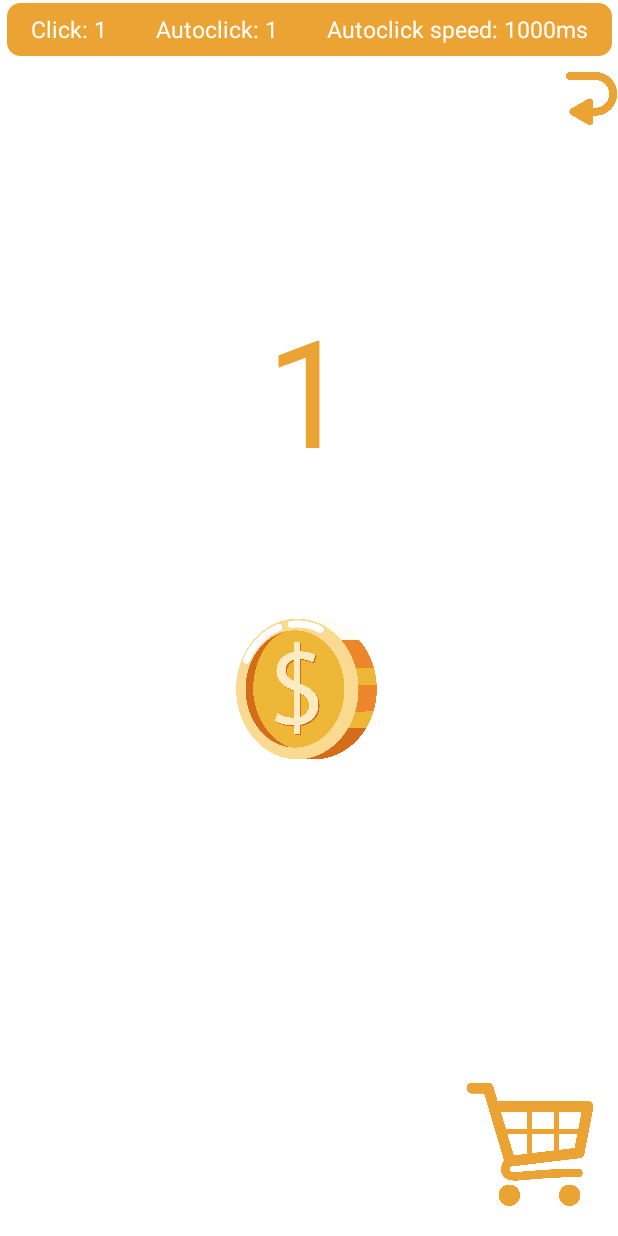
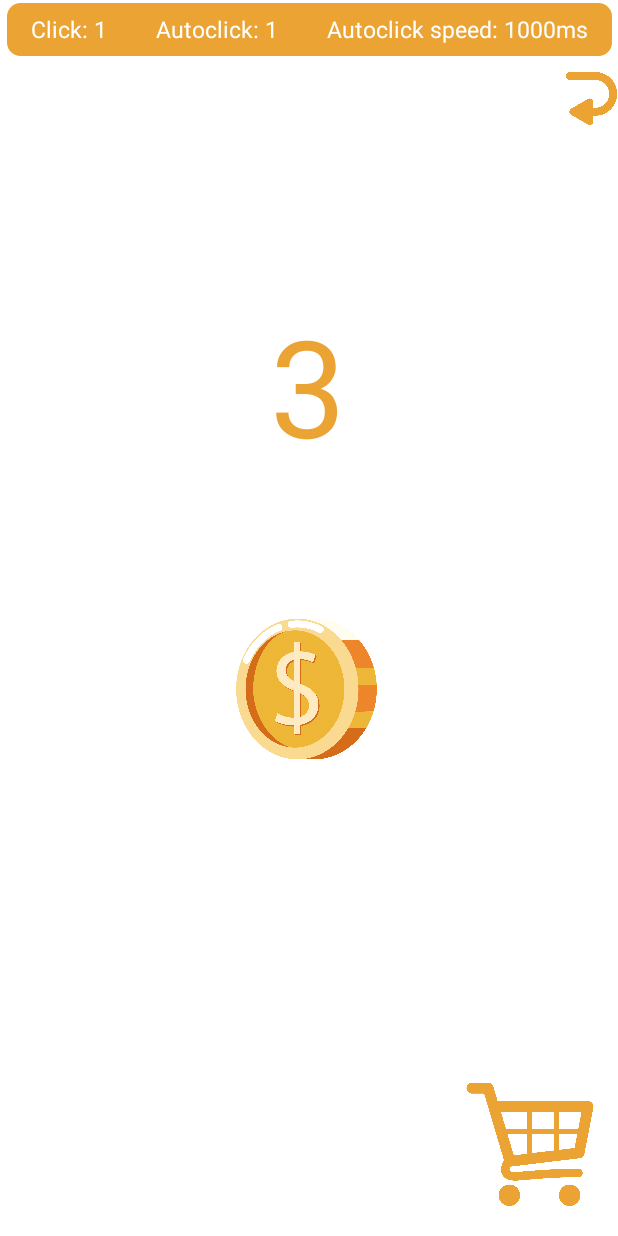
Before and after one commit to AbelAlonso98/ContadorAbelAlonsoJimenez, an Android app: the MainActivity screen opened directly, with no data from a screen before it, after a tap on "Coin for click increase", on a phone screen of 412 x 824 dp. Run offline under Robolectric (Android 15) with nearby library versions, the phone set to English and light mode, and no system bars; 1 other tap on this screen came first.

Commit message:
Number formatting corrected, now only using BigDecimal.

```diff
--- a/app/src/main/java/com/example/contador/MainActivity.java
+++ b/app/src/main/java/com/example/contador/MainActivity.java
@@ -1,5 +1,6 @@
 package com.example.contador;
 
+import android.annotation.SuppressLint;
 import android.content.Intent;
 import android.media.MediaPlayer;
 import android.os.Bundle;
@@ -11,29 +12,23 @@
 import androidx.appcompat.app.AppCompatActivity;
 
 import java.math.BigDecimal;
-import java.math.BigInteger;
-import java.text.DecimalFormat;
+import java.math.RoundingMode;
+import java.util.HashMap;
+import java.util.LinkedHashMap;
 
 public class MainActivity extends AppCompatActivity {
 
     TextView contador;
-
     TextView textValorClick;
     TextView textValorAutoClick;
     TextView textVelocidadAutoClick;
     ScaleAnimation fade_in = new ScaleAnimation(0.7f, 1.2f, 0.7f, 1.2f, Animation.RELATIVE_TO_SELF, 0.5f, Animation.RELATIVE_TO_SELF, 0.5f);
 
-
-    BigInteger num = new BigInteger("500");
-    BigDecimal numD = new BigDecimal("0");
-    BigInteger inc = new BigInteger("1");
-    BigInteger incAuto = new BigInteger("1");
+    BigDecimal num = new BigDecimal("0");
+    BigDecimal inc = new BigDecimal("1");
+    BigDecimal incAuto = new BigDecimal("1");
 
     int tiempoAutoClick = 1000;
-
-
-    private static final DecimalFormat df = new DecimalFormat("0.00");
-
 
     MediaPlayer mediaPlayer;
 
@@ -42,28 +37,25 @@
         super.onCreate(savedInstanceState);
         setContentView(R.layout.activity_main);
         Bundle extras = getIntent().getExtras();
+
         if (extras != null) {
-            num = new BigInteger(extras.getString("MONEY_COUNT","0"));
-            inc = new BigInteger(extras.getString("CLICK_VALUE","0"));
-            incAuto = new BigInteger(extras.getString("AUTOCLICK_VALUE","0"));
+            num = new BigDecimal(extras.getString("MONEY_COUNT", "0"));
+            inc = new BigDecimal(extras.getString("CLICK_VALUE", "0"));
+            incAuto = new BigDecimal(extras.getString("AUTOCLICK_VALUE", "0"));
             tiempoAutoClick = extras.getInt("AUTOCLICK_TIME");
         }
 
         //  Cargo todos los componentes que voy a usar.
-        contador = (TextView) findViewById(R.id.textocontador);
+        contador = findViewById(R.id.textocontador);
+        textValorClick = findViewById(R.id.textValorClick);
+        textValorAutoClick = findViewById(R.id.textValorAutoClick);
+        textVelocidadAutoClick = findViewById(R.id.textVelocidadAutoClick);
 
-        textValorClick = (TextView) findViewById(R.id.textValorClick);
-        textValorAutoClick = (TextView) findViewById(R.id.textValorAutoClick);
-        textVelocidadAutoClick = (TextView) findViewById(R.id.textVelocidadAutoClick);
-
-        // Cargo animaciones
+        // Cargo animaciones y musica
         fade_in.setDuration(100);
-
         mediaPlayer = MediaPlayer.create(this, R.raw.background_music);
         mediaPlayer.setLooping(true);
         mediaPlayer.start();
-
-
 
         // Cargo el texto con la funcion que lo formatea e inicio el sumar auto.
         setContText();
@@ -89,26 +81,72 @@
         }).start();
     }
 
+
     public void setContText() {
-        if (num.longValue() >= 1000000000) {
-            numD = BigDecimal.valueOf(num.longValue() / 1000000000d);
-            contador.setText(df.format(numD) + "B");
-        } else if (num.longValue() >= 1000000) {
-            numD = BigDecimal.valueOf(num.longValue() / 1000000d);
-            contador.setText(df.format(numD) + "M");
-        } else if (num.longValue() >= 1000) {
-            numD = BigDecimal.valueOf(num.longValue() / 1000d);
-            contador.setText(df.format(numD) + "K");
-        } else
+
+        // Esta opcion con un mapa, la veo más bonita y estable.
+        HashMap<String, BigDecimal> VALORES = new LinkedHashMap<>();
+        VALORES.put("K", new BigDecimal("1000"));
+        VALORES.put("M", new BigDecimal("1000000"));
+        VALORES.put("B", new BigDecimal("1000000000"));
+        VALORES.put("T", new BigDecimal("1000000000000"));
+        VALORES.put("C", new BigDecimal("1000000000000000"));
+        VALORES.put("Q", new BigDecimal("1000000000000000000"));
+        VALORES.put("S", new BigDecimal("1000000000000000000000"));
+        VALORES.put("H", new BigDecimal("10000000000000000000000000"));
+        VALORES.put("O", new BigDecimal("10000000000000000000000000000"));
+        VALORES.put("N", new BigDecimal("10000000000000000000000000000000"));
+        VALORES.put("D", new BigDecimal("10000000000000000000000000000000000"));
+        VALORES.put("UD", new BigDecimal("10000000000000000000000000000000000000"));
+        VALORES.put("DD", new BigDecimal("1000000000000000000000000000000000000000"));
+        VALORES.put("TD", new BigDecimal("1000000000000000000000000000000000000000000"));
+        VALORES.put("CD", new BigDecimal("1000000000000000000000000000000000000000000000"));
+        VALORES.put("QD", new BigDecimal("1000000000000000000000000000000000000000000000000"));
+        VALORES.put("SD", new BigDecimal("1000000000000000000000000000000000000000000000000000"));
+        VALORES.put("HD", new BigDecimal("1000000000000000000000000000000000000000000000000000000"));
+        VALORES.put("OD", new BigDecimal("1000000000000000000000000000000000000000000000000000000000"));
+        VALORES.put("ND", new BigDecimal("1000000000000000000000000000000000000000000000000000000000000"));
+        VALORES.put("V", new BigDecimal("10000000000000000000000000000000000000000000000000000000000000000"));
+
+        if (num.compareTo(VALORES.get("K")) < 0)
             contador.setText(num.toString());
+        else {
+            for (String s : VALORES.keySet()) {
+                if (num.compareTo(VALORES.get(s)) >= 0)
+                    contador.setText(num.divide(VALORES.get(s)).setScale(2, RoundingMode.HALF_EVEN).toString() + s);
+            }
+        }
 
+        // Esta opcion con dos arrays, el inconveniente es que ambos han de tener las mismas dimensiones.
+//        for(String s: VALORES.keySet()){
+//            if(num.compareTo(VALORES.get(s)) >= 0)
+//                contador.setText(num.divide(VALORES.get(s)).setScale(2, RoundingMode.HALF_EVEN).toString() + s);
+//
+//        }
+//        String[] SIGLAS = {"K", "M", "G", "T", "P", "E", "Z", "Y", "R", "Q", "D"};
+//        BigDecimal[] NUMBERS = {
+//                new BigDecimal("1000000"),
+//                new BigDecimal("1000000000"),
+//                new BigDecimal("1000000000000"),
+//                new BigDecimal("1000000000000000"),
+//                new BigDecimal("1000000000000000000"),
+//                new BigDecimal("1000000000000000000000"),
+//                new BigDecimal("1000000000000000000000000"),
+//                new BigDecimal("1000000000000000000000000000"),
+//                new BigDecimal("1000000000000000000000000000000"),
+//                new BigDecimal("1000000000000000000000000000000000")};
+//        for (int i = 0; i < NUMBERS.length; i++) {
+//            BigDecimal n = NUMBERS[i];
+//            if (num.compareTo(n) >= 0)
+//                contador.setText(num.divide(n).setScale(2, RoundingMode.HALF_EVEN).toString() + SIGLAS[i]);
+//        }
         textValorClick.setText("Click: " + inc.toString());
         textValorAutoClick.setText("Autoclick: " + incAuto.toString());
         textVelocidadAutoClick.setText("Autoclick speed: " + tiempoAutoClick + "m" + "s");
     }
 
     public void reset(View v) {
-        num = BigInteger.valueOf(0);
+        num = BigDecimal.valueOf(0);
         setContText();
     }
 
--- a/app/src/main/res/layout/activity_compras.xml
+++ b/app/src/main/res/layout/activity_compras.xml
@@ -57,7 +57,7 @@
         android:gravity="center"
         android:text="---"
         android:textAlignment="center"
-        android:textSize="100sp"
+        android:textSize="90sp"
         app:layout_constraintBottom_toTopOf="@+id/btnVolverJugar"
         app:layout_constraintEnd_toEndOf="parent"
         app:layout_constraintStart_toStartOf="parent"
--- a/app/src/main/res/layout/activity_main.xml
+++ b/app/src/main/res/layout/activity_main.xml
@@ -55,7 +55,7 @@
         android:layout_height="wrap_content"
         android:onClick="reset"
         android:text="0"
-        android:textSize="100sp"
+        android:textSize="90sp"
         app:layout_constraintBottom_toBottomOf="parent"
         app:layout_constraintEnd_toEndOf="parent"
         app:layout_constraintHorizontal_bias="0.498"
```
Also changed, not shown: app/src/main/java/com/example/contador/Compras.java (+59 -22 lines).
